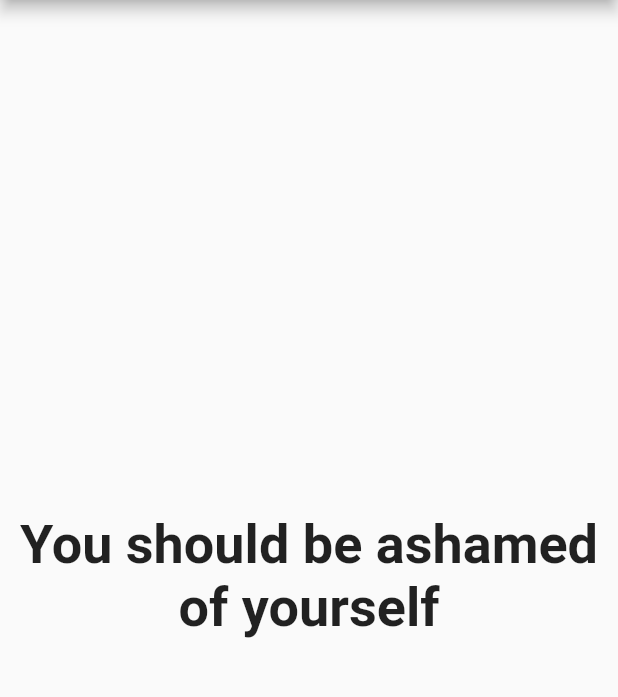
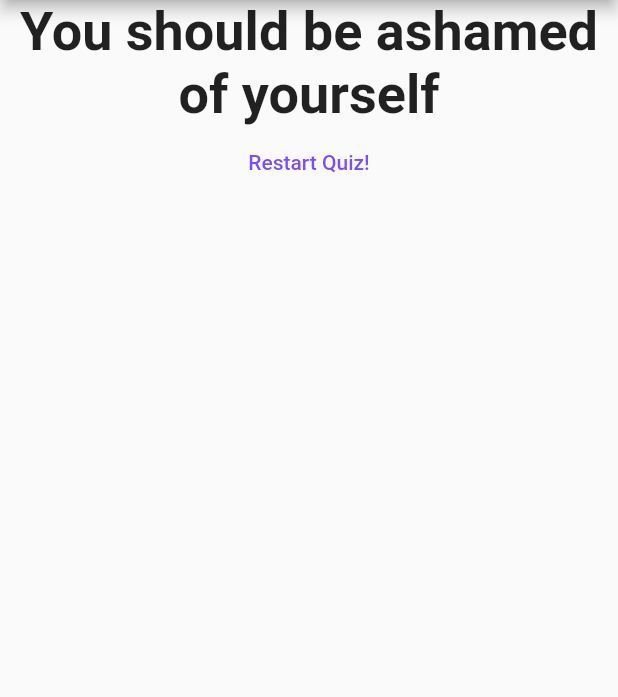
Before and after one commit to DuncanMoyo/flutter-tutorial-for-beginners, a Flutter app: the screen it shows after launch, after a tap on "Black", after a tap on "Rabbit", after a tap on "Mosh", on a phone screen of 412 x 824 dp, the part 84-781 px from its top. Run offline on Flutter 3.47's test engine with Material 2 defaults, Android fonts, the phone set to English and light mode, and no system bars.

Commit message:
restart the quiz

```diff
--- a/lib/main.dart
+++ b/lib/main.dart
@@ -52,6 +52,13 @@ class _MyAppState extends State<MyApp> {
   var _questionIndex = 0;
   var _totalScore = 0;
 
+  void _resetQuiz() {
+    setState(() {
+      _questionIndex = 0;
+      _totalScore = 0;
+    });
+  }
+
   void _answerQuestion(int score) {
     // var aBool = True
     // aBool  false
@@ -84,7 +91,7 @@ class _MyAppState extends State<MyApp> {
                 questionIndex: _questionIndex,
                 questions: _questions,
               )
-            : Result(_totalScore),
+            : Result(_totalScore, _resetQuiz),
       ),
     );
   }
--- a/lib/result.dart
+++ b/lib/result.dart
@@ -2,8 +2,9 @@ import 'package:flutter/material.dart';
 
 class Result extends StatelessWidget {
   final int resultScore;
+  final Function resetHandler;
 
-  Result(this.resultScore);
+  Result(this.resultScore, this.resetHandler);
 
   String get resultPhrase {
     String resultText;
@@ -22,11 +23,18 @@ class Result extends StatelessWidget {
   @override
   Widget build(BuildContext context) {
     return Center(
-      child: Text(
-        resultPhrase,
-        style: TextStyle(fontSize: 36, fontWeight: FontWeight.bold),
-        textAlign: TextAlign.center,
-      ),
+      child: Column(children: <Widget>[
+        Text(
+          resultPhrase,
+          style: TextStyle(fontSize: 36, fontWeight: FontWeight.bold),
+          textAlign: TextAlign.center,
+        ),
+        FlatButton(
+          child: Text('Restart Quiz!'),
+          textColor: Colors.deepPurpleAccent,
+          onPressed: resetHandler,
+        ),
+      ]),
     );
   }
 }
```
